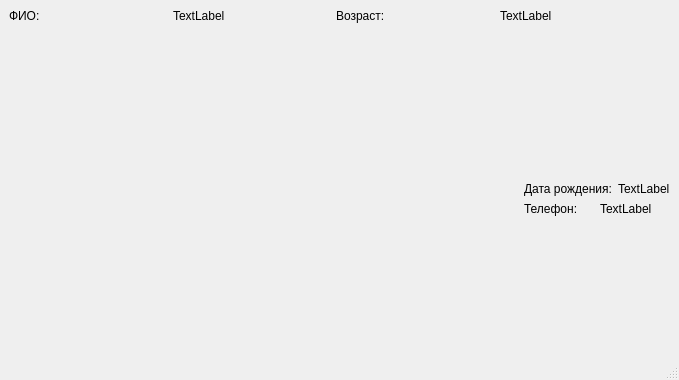
First picture: the form in mainwindow.ui, repository robertoDeSPb/clientBaseApp, before the edit.
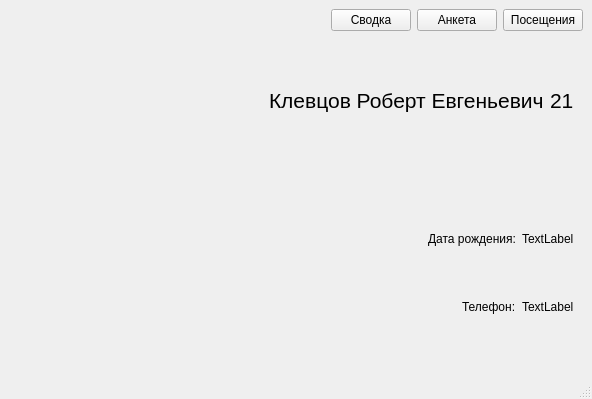
Second picture: the form after the edit. Icons and pictures are not drawn.

```diff
--- a/mainwindow.ui
+++ b/mainwindow.ui
@@ -6,8 +6,8 @@
    <rect>
     <x>0</x>
     <y>0</y>
-    <width>679</width>
-    <height>380</height>
+    <width>592</width>
+    <height>399</height>
    </rect>
   </property>
   <property name="windowTitle">
@@ -19,55 +19,113 @@
   <widget class="QWidget" name="centralwidget">
    <layout class="QGridLayout" name="gridLayout">
     <item row="0" column="0">
-     <layout class="QHBoxLayout" name="horizontalLayout_4">
-      <item>
-       <layout class="QVBoxLayout" name="verticalLayout">
-        <item>
-         <layout class="QHBoxLayout" name="horizontalLayout_3">
-          <item>
-           <widget class="QLabel" name="label">
+     <spacer name="horizontalSpacer_2">
+      <property name="orientation">
+       <enum>Qt::Horizontal</enum>
+      </property>
+      <property name="sizeHint" stdset="0">
+       <size>
+        <width>328</width>
+        <height>20</height>
+       </size>
+      </property>
+     </spacer>
+    </item>
+    <item row="0" column="1">
+     <widget class="QPushButton" name="sumButton">
             <property name="text">
-             <string>ФИО:</string>
-            </property>
-           </widget>
+       <string>Сводка</string>
+      </property>
+     </widget>
+    </item>
+    <item row="0" column="2">
+     <widget class="QPushButton" name="profileButton">
+      <property name="text">
+       <string>Анкета</string>
+      </property>
+     </widget>
+    </item>
+    <item row="0" column="3">
+     <widget class="QPushButton" name="visitsButton">
+      <property name="text">
+       <string>Посещения</string>
+      </property>
+     </widget>
+    </item>
+    <item row="1" column="0" colspan="4">
+     <widget class="QStackedWidget" name="stackedWidget">
+      <property name="currentIndex">
+       <number>0</number>
+      </property>
+      <widget class="QWidget" name="page">
+       <layout class="QGridLayout" name="gridLayout_2">
+        <item row="0" column="0">
+         <layout class="QHBoxLayout" name="horizontalLayout">
+          <item>
+           <spacer name="horizontalSpacer_5">
+            <property name="orientation">
+             <enum>Qt::Horizontal</enum>
+            </property>
+            <property name="sizeHint" stdset="0">
+             <size>
+              <width>40</width>
+              <height>20</height>
+             </size>
+            </property>
+           </spacer>
           </item>
           <item>
            <widget class="QLabel" name="label_fio">
-            <property name="text">
-             <string>TextLabel</string>
+            <property name="sizePolicy">
+             <sizepolicy hsizetype="Maximum" vsizetype="Maximum">
+              <horstretch>0</horstretch>
+              <verstretch>0</verstretch>
+             </sizepolicy>
             </property>
-           </widget>
-          </item>
-          <item>
-           <widget class="QLabel" name="label_7">
+            <property name="font">
+             <font>
+              <pointsize>16</pointsize>
+             </font>
+            </property>
             <property name="text">
-             <string>Возраст:</string>
+             <string>Клевцов Роберт Евгеньевич</string>
             </property>
            </widget>
           </item>
           <item>
            <widget class="QLabel" name="label_age">
+            <property name="sizePolicy">
+             <sizepolicy hsizetype="Maximum" vsizetype="Maximum">
+              <horstretch>0</horstretch>
+              <verstretch>0</verstretch>
+             </sizepolicy>
+            </property>
+            <property name="font">
+             <font>
+              <pointsize>16</pointsize>
+             </font>
+            </property>
             <property name="text">
-             <string>TextLabel</string>
+             <string>21</string>
             </property>
            </widget>
           </item>
          </layout>
         </item>
+        <item row="1" column="0">
+         <layout class="QHBoxLayout" name="horizontalLayout_5">
         <item>
-         <spacer name="verticalSpacer">
+           <spacer name="horizontalSpacer">
           <property name="orientation">
-           <enum>Qt::Vertical</enum>
+             <enum>Qt::Horizontal</enum>
           </property>
           <property name="sizeHint" stdset="0">
            <size>
-            <width>20</width>
-            <height>40</height>
+              <width>40</width>
+              <height>20</height>
            </size>
           </property>
          </spacer>
-        </item>
-       </layout>
       </item>
       <item>
        <widget class="QLabel" name="label_2">
@@ -87,10 +145,10 @@
       </item>
      </layout>
     </item>
-    <item row="1" column="0">
-     <layout class="QHBoxLayout" name="horizontalLayout_5">
+        <item row="2" column="0">
+         <layout class="QHBoxLayout" name="horizontalLayout_3">
       <item>
-       <spacer name="horizontalSpacer">
+           <spacer name="horizontalSpacer_4">
         <property name="orientation">
          <enum>Qt::Horizontal</enum>
         </property>
@@ -102,12 +160,14 @@
         </property>
        </spacer>
       </item>
-      <item>
-       <layout class="QVBoxLayout" name="verticalLayout_2">
-        <item>
-         <layout class="QHBoxLayout" name="horizontalLayout">
           <item>
            <widget class="QLabel" name="label_3">
+            <property name="sizePolicy">
+             <sizepolicy hsizetype="Preferred" vsizetype="Maximum">
+              <horstretch>0</horstretch>
+              <verstretch>0</verstretch>
+             </sizepolicy>
+            </property>
             <property name="text">
              <string>Дата рождения:</string>
             </property>
@@ -115,6 +175,12 @@
           </item>
           <item>
            <widget class="QLabel" name="label_birth">
+            <property name="sizePolicy">
+             <sizepolicy hsizetype="Preferred" vsizetype="Maximum">
+              <horstretch>0</horstretch>
+              <verstretch>0</verstretch>
+             </sizepolicy>
+            </property>
             <property name="text">
              <string>TextLabel</string>
             </property>
@@ -122,12 +188,25 @@
           </item>
          </layout>
         </item>
+        <item row="3" column="0">
+         <layout class="QHBoxLayout" name="horizontalLayout_4">
         <item>
-         <layout class="QHBoxLayout" name="horizontalLayout_2">
+           <spacer name="horizontalSpacer_3">
+            <property name="orientation">
+             <enum>Qt::Horizontal</enum>
+            </property>
+            <property name="sizeHint" stdset="0">
+             <size>
+              <width>40</width>
+              <height>20</height>
+             </size>
+            </property>
+           </spacer>
+          </item>
           <item>
            <widget class="QLabel" name="label_4">
             <property name="sizePolicy">
-             <sizepolicy hsizetype="Preferred" vsizetype="Fixed">
+             <sizepolicy hsizetype="Preferred" vsizetype="Maximum">
               <horstretch>0</horstretch>
               <verstretch>0</verstretch>
              </sizepolicy>
@@ -140,7 +219,7 @@
           <item>
            <widget class="QLabel" name="label_number">
             <property name="sizePolicy">
-             <sizepolicy hsizetype="Preferred" vsizetype="Fixed">
+             <sizepolicy hsizetype="Preferred" vsizetype="Maximum">
               <horstretch>0</horstretch>
               <verstretch>0</verstretch>
              </sizepolicy>
@@ -152,22 +231,39 @@
           </item>
          </layout>
         </item>
-        <item>
-         <spacer name="verticalSpacer_2">
-          <property name="orientation">
-           <enum>Qt::Vertical</enum>
-          </property>
-          <property name="sizeHint" stdset="0">
-           <size>
-            <width>20</width>
-            <height>40</height>
-           </size>
-          </property>
-         </spacer>
-        </item>
-       </layout>
-      </item>
-     </layout>
+       </layout>
+      </widget>
+      <widget class="QWidget" name="page_2">
+       <widget class="QLabel" name="label">
+        <property name="geometry">
+         <rect>
+          <x>140</x>
+          <y>110</y>
+          <width>49</width>
+          <height>16</height>
+         </rect>
+        </property>
+        <property name="text">
+         <string>FIO</string>
+        </property>
+       </widget>
+      </widget>
+      <widget class="QWidget" name="page_3">
+       <widget class="QLabel" name="label_5">
+        <property name="geometry">
+         <rect>
+          <x>160</x>
+          <y>190</y>
+          <width>49</width>
+          <height>16</height>
+         </rect>
+        </property>
+        <property name="text">
+         <string>Visits</string>
+        </property>
+       </widget>
+      </widget>
+     </widget>
     </item>
    </layout>
   </widget>
```
Left out of the diff: 6 changed lines with no effect on the pictures. Lines whose indentation alone changed are shown as unchanged.
